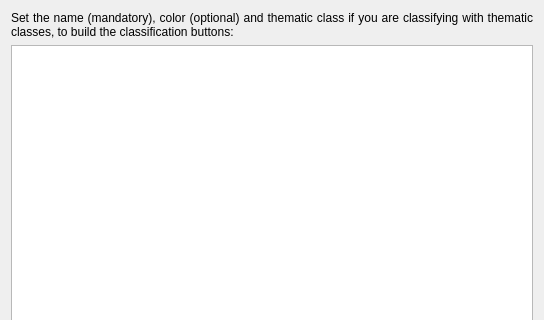
First picture: the form in ui/classification_buttons_config.ui, repository SMByC/AcATaMa, before the edit; both pictures show x 0 to 544 and y 0 to 320 of the 544 by 550 pixel window.
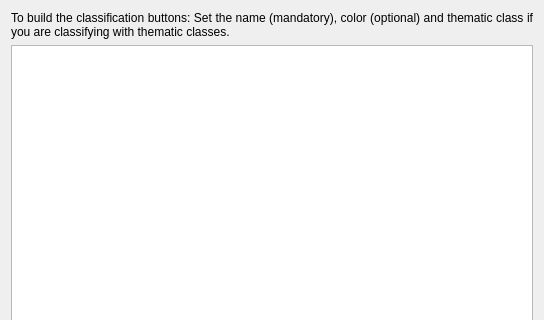
Second picture: the form after the edit.

The edit to the form file:
```diff
--- a/ui/classification_buttons_config.ui
+++ b/ui/classification_buttons_config.ui
@@ -22,7 +22,7 @@
       </font>
      </property>
      <property name="text">
-      <string>Set the name (mandatory), color (optional) and thematic class if you are classifying with thematic classes, to build the classification buttons:</string>
+      <string>To build the classification buttons: Set the name (mandatory), color (optional) and thematic class if you are classifying with thematic classes.</string>
      </property>
      <property name="alignment">
       <set>Qt::AlignJustify|Qt::AlignVCenter</set>
```
